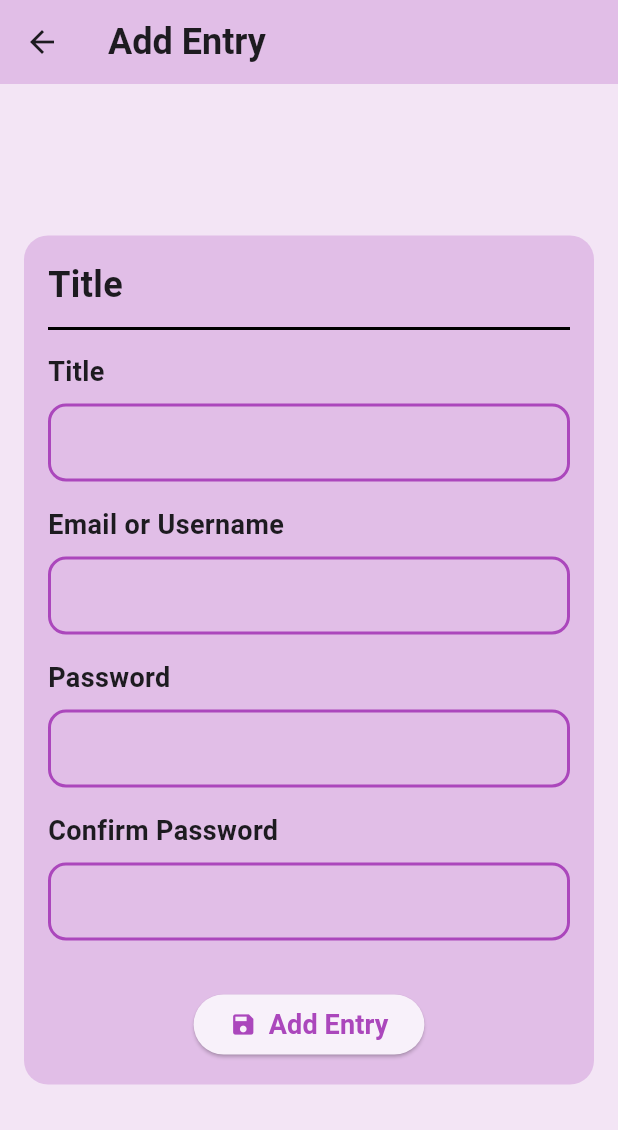
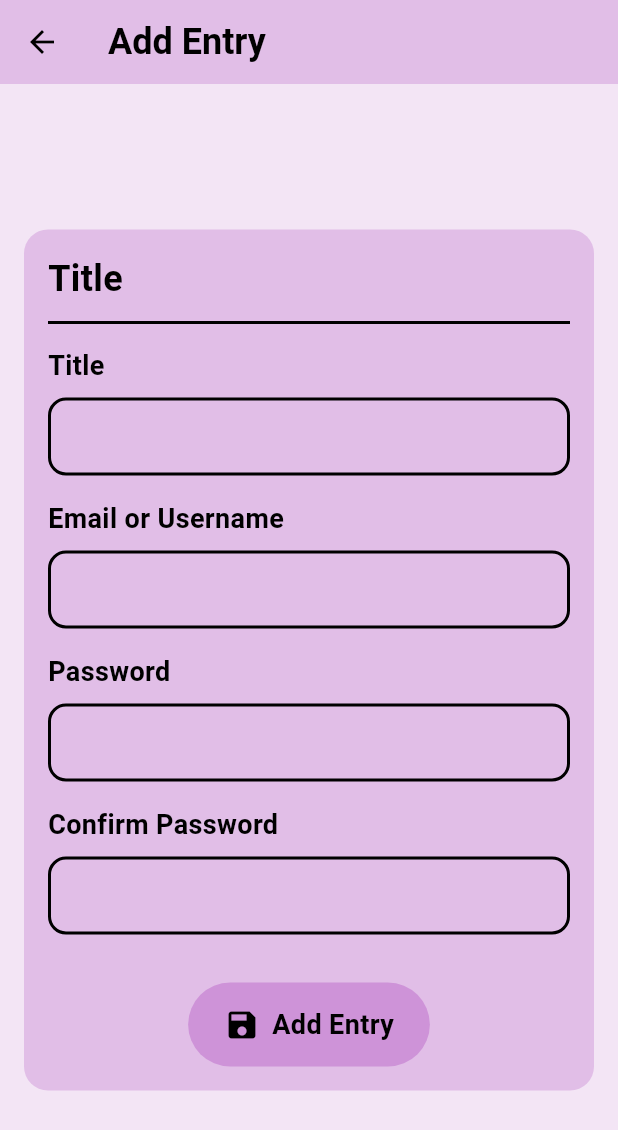
Before and after one commit to Mrityunjayyshukla/passcode_manager, a Flutter app: the screen it shows after launch, after a tap on the "add" icon, on a phone screen of 412 x 824 dp. Shown: the top 1130 px of the screen. Run offline on Flutter 3.47's test engine with Material 3 defaults, Android fonts, the phone set to English and light mode, and no system bars; our stand-ins replace shared_preferences.

Commit message:
light and dark theme

```diff
--- a/lib/add_entry.dart
+++ b/lib/add_entry.dart
@@ -19,11 +19,11 @@ class _AddEntryState extends State<AddEntry> {
   @override
   Widget build(BuildContext context) {
     return Scaffold(
-      backgroundColor: Colors.purple[50],
+      backgroundColor: Theme.of(context).colorScheme.background,
 
       // Appbar
       appBar: AppBar(
-        backgroundColor: Colors.purple[100],
+        backgroundColor: Theme.of(context).colorScheme.primary,
         title: const Text(
           "Add Entry",
           style: TextStyle(
@@ -39,7 +39,7 @@ class _AddEntryState extends State<AddEntry> {
         child: Center(
           child: Container(
             decoration: BoxDecoration(
-              color: Colors.purple[100],
+              color: Theme.of(context).colorScheme.primary,
               borderRadius: BorderRadius.circular(16),
             ),
             padding: const EdgeInsets.all(16),
@@ -56,9 +56,9 @@ class _AddEntryState extends State<AddEntry> {
                     ),
                   ),
                   const SizedBox(height: 4),
-                  const Divider(
+                  Divider(
                     thickness: 2,
-                    color: Colors.black,
+                    color: Theme.of(context).colorScheme.tertiary
                   ),
                   const SizedBox(height: 8),
                   const Text(
@@ -72,7 +72,7 @@ class _AddEntryState extends State<AddEntry> {
                   Container(
                     padding: const EdgeInsets.symmetric(horizontal: 8),
                     decoration: BoxDecoration(
-                      border: Border.all(width: 2,color: Colors.purple.shade400),
+                      border: Border.all(width: 2,color: Theme.of(context).colorScheme.tertiary),
                       borderRadius: BorderRadius.circular(12),
                     ),
                     child: TextField(
@@ -94,7 +94,7 @@ class _AddEntryState extends State<AddEntry> {
                   Container(
                     padding: const EdgeInsets.symmetric(horizontal: 8),
                     decoration: BoxDecoration(
-                      border: Border.all(width: 2,color: Colors.purple.shade400),
+                      border: Border.all(width: 2,color: Theme.of(context).colorScheme.tertiary),
                       borderRadius: BorderRadius.circular(12),
                     ),
                     child: TextField(
@@ -116,7 +116,7 @@ class _AddEntryState extends State<AddEntry> {
                   Container(
                     padding: const EdgeInsets.symmetric(horizontal: 8),
                     decoration: BoxDecoration(
-                      border: Border.all(width: 2,color: Colors.purple.shade400),
+                      border: Border.all(width: 2,color: Theme.of(context).colorScheme.tertiary),
                       borderRadius: BorderRadius.circular(12),
                     ),
                     child: TextField(
@@ -139,7 +139,7 @@ class _AddEntryState extends State<AddEntry> {
                   Container(
                     padding: const EdgeInsets.symmetric(horizontal: 8),
                     decoration: BoxDecoration(
-                      border: Border.all(width: 2,color: Colors.purple.shade400),
+                      border: Border.all(width: 2,color: Theme.of(context).colorScheme.tertiary),
                       borderRadius: BorderRadius.circular(12),
                     ),
                     child: TextField(
@@ -152,7 +152,13 @@ class _AddEntryState extends State<AddEntry> {
                   ),
                   const SizedBox(height: 32),
                   Center(
-                    child: ElevatedButton(
+                    child: Container(
+                      padding: EdgeInsets.symmetric(vertical: 4,horizontal: 16),
+                      decoration: BoxDecoration(
+                        borderRadius: BorderRadius.circular(40),
+                        color: Theme.of(context).colorScheme.secondary
+                      ),
+                      child: IconButton(
                         onPressed: (){
                           if (passwordController.text==confirmPasswordController.text){
                             // Get the details from the text controllers
@@ -171,21 +177,22 @@ class _AddEntryState extends State<AddEntry> {
                           }
 
                         },
-                      child: Row(
+                        icon: Row(
                           mainAxisSize: MainAxisSize.min,
                           mainAxisAlignment: MainAxisAlignment.center,
                           children: [
-                          Icon(Icons.save, color: Colors.purple[400],),
+                            Icon(Icons.save, color: Theme.of(context).colorScheme.tertiary,),
                             const SizedBox(width: 8),
                             Text(
                               "Add Entry",
                               style: TextStyle(
-                              color: Colors.purple[400],
+                                color: Theme.of(context).colorScheme.tertiary,
                                 fontSize: 18,
                                 fontWeight: FontWeight.bold,
                               ),
                             ),
                           ],
+                        ),
                       ),
                     ),
                   )
@@ -195,46 +202,6 @@ class _AddEntryState extends State<AddEntry> {
           ),
         ),
       ),
-      // body: Padding(
-      //   padding: const EdgeInsets.all(16),
-      //   child: Column(
-      //     crossAxisAlignment: CrossAxisAlignment.stretch,
-      //     children: [
-      //       TextField(
-      //         controller: titleController,
-      //         decoration: const InputDecoration(labelText: 'Title'),
-      //       ),
-      //       TextField(
-      //         controller: emailController,
-      //         decoration: const InputDecoration(labelText: 'Email'),
-      //       ),
-      //       TextField(
-      //         controller: passwordController,
-      //         obscureText: true,
-      //         decoration: const InputDecoration(labelText: 'Password'),
-      //       ),
-      //       const SizedBox(height: 16),
-      //       ElevatedButton(
-      //         onPressed: (){
-      //           // Get the details from the text controllers
-      //           Map<String, String> newRecord = {
-      //             'Title': titleController.text,
-      //             'Email': emailController.text,
-      //             'Password': passwordController.text,
-      //           };
-
-      //           // Trigger the callback to add the new
-      //           // record on the ListPage
-      //           widget.onAdd(newRecord);
-
-      //           // Navigate back to list page
-      //           Navigator.pop(context);
-      //         },
-      //         child: const Text("Save"),
-      //       )
-      //     ],
-      //   ),
-      // ),
     );
   }
 }
--- /dev/null
+++ b/lib/components.dart
@@ -0,0 +1,24 @@
+import 'package:flutter/material.dart';
+
+ThemeData lightMode = ThemeData(
+  brightness: Brightness.light,
+  colorScheme: ColorScheme.light(
+    background: Colors.purple.shade50,
+    primary: Colors.purple.shade100,
+    secondary: Colors.purple.shade200,
+    tertiary: Colors.black,
+  ),
+  useMaterial3: true,
+
+);
+
+ThemeData darkMode = ThemeData(
+  brightness: Brightness.dark,
+  colorScheme: ColorScheme.dark(
+    background: Colors.grey.shade900,
+    primary: Colors.purple.shade800,
+    secondary: Colors.purple.shade900,
+    tertiary: Colors.white
+  ),
+  useMaterial3: true,
+);
--- a/lib/main.dart
+++ b/lib/main.dart
@@ -1,11 +1,15 @@
 import 'package:flutter/material.dart';
 import 'package:passcodemanager/add_entry.dart';
+import 'package:passcodemanager/components.dart';
 import 'package:passcodemanager/edit_entry.dart';
 import 'package:passcodemanager/passkey.dart';
+import 'package:passcodemanager/settings_page.dart';
 import 'package:shared_preferences/shared_preferences.dart';
 
 void main() {
-  runApp(const MyApp());
+  runApp(
+    const MyApp(),
+  );
 }
 
 class MyApp extends StatelessWidget {
@@ -17,10 +21,8 @@ class MyApp extends StatelessWidget {
     return MaterialApp(
       debugShowCheckedModeBanner: false,
       title: 'Flutter Demo',
-      theme: ThemeData(
-        colorScheme: ColorScheme.fromSeed(seedColor: Colors.deepPurple),
-        useMaterial3: true,
-      ),
+      theme: lightMode,
+      darkTheme: darkMode,
       home: const ListPage(),
     );
   }
@@ -118,11 +120,11 @@ class _ListPageState extends State<ListPage> {
       isEmptyRecord=false;
     }
     return Scaffold(
-      backgroundColor: Colors.purple[50],
+      backgroundColor: Theme.of(context).colorScheme.background,
 
       // Appbar
       appBar: AppBar(
-        backgroundColor: Colors.purple[100],
+        backgroundColor: Theme.of(context).colorScheme.primary,
         title: const Text(
           "Passcode Manager",
           style: TextStyle(
@@ -132,8 +134,12 @@ class _ListPageState extends State<ListPage> {
         ),
         actions: [
           IconButton(
-            onPressed: (){},
-            icon: const Icon(Icons.settings),
+            onPressed: (){
+              Navigator.push(context, MaterialPageRoute(builder: (context)=>const SettingsPage()));
+            },
+            icon: const Icon(
+              Icons.settings,
+            ),
           )
         ],
       ),
@@ -143,8 +149,11 @@ class _ListPageState extends State<ListPage> {
         onPressed: (){
           Navigator.push(context, MaterialPageRoute(builder: (context)=>AddEntry(onAdd: _addRecord,)));
         },
-        backgroundColor: Colors.purple[100],
-        child: const Icon(Icons.add),
+        backgroundColor: Theme.of(context).colorScheme.primary,
+        child: Icon(
+          Icons.add,
+          color: Theme.of(context).colorScheme.tertiary,
+        ),
       ),
 
       body: Padding(
@@ -159,6 +168,14 @@ class _ListPageState extends State<ListPage> {
               ),
             ),
             const SizedBox(height: 16),
+            const Text(
+              "Hello, User!",
+              style: TextStyle(
+                fontSize: 20,
+                fontWeight: FontWeight.bold,
+              ),
+            ),
+            const SizedBox(height: 16),
             (isEmptyRecord==true)
             ? const Text(
               "No Record Found",
@@ -168,7 +185,7 @@ class _ListPageState extends State<ListPage> {
               ),
             )
             : SizedBox(
-              height: MediaQuery.of(context).size.height-200,
+              height: MediaQuery.of(context).size.height-243,
               child: ListView.separated(
                 physics: const BouncingScrollPhysics(),
                 itemCount: records.length,
@@ -178,7 +195,7 @@ class _ListPageState extends State<ListPage> {
                     child: Container(
                       decoration: BoxDecoration(
                         borderRadius: BorderRadius.circular(16),
-                        color: Colors.purple[100],
+                        color: Theme.of(context).colorScheme.primary,
                       ),
                       padding: const EdgeInsets.symmetric(vertical: 8,horizontal: 16),
                       child: Column(
@@ -210,9 +227,9 @@ class _ListPageState extends State<ListPage> {
                             ],
                           ),
                           const SizedBox(height: 4),
-                          const Divider(
+                          Divider(
                             thickness: 2,
-                            color: Colors.black,
+                            color: Theme.of(context).colorScheme.tertiary,
                           ),
                           const SizedBox(height: 8),
                           const Text(
```
Also changed, not shown: lib/edit_entry.dart (+20 -13 lines), lib/entry_details_page.dart (+6 -6 lines), lib/passkey.dart (+19 -7 lines), lib/settings_page.dart (added, +70 -0 lines). Lines whose indentation alone changed are shown as unchanged.
